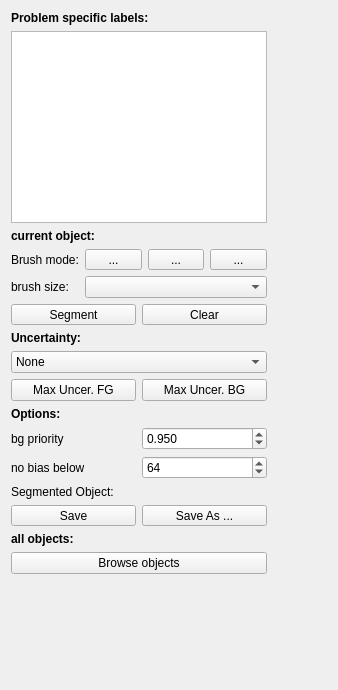
ilastik/ilastik, file ilastik/workflows/carving/carvingDrawer.ui: the form before one commit.
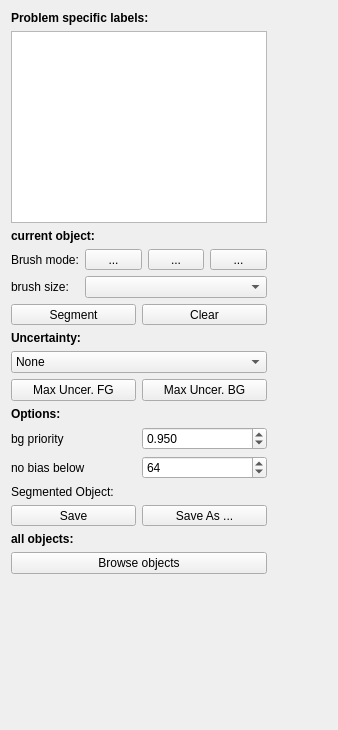
The form after the commit. Icons and pictures are not drawn. Custom widgets are drawn as their Qt base class.

Commit message: Layout: Added vertical spacers to applet drawer layouts so the widgets in each drawer stay grouped together without extra space.

```diff
--- a/ilastik/workflows/carving/carvingDrawer.ui
+++ b/ilastik/workflows/carving/carvingDrawer.ui
@@ -7,7 +7,7 @@
     <x>0</x>
     <y>0</y>
     <width>338</width>
-    <height>690</height>
+    <height>730</height>
    </rect>
   </property>
   <property name="sizePolicy">
@@ -394,6 +394,19 @@
      </item>
     </layout>
    </item>
+   <item>
+    <spacer name="verticalSpacer_2">
+     <property name="orientation">
+      <enum>Qt::Vertical</enum>
+     </property>
+     <property name="sizeHint" stdset="0">
+      <size>
+       <width>20</width>
+       <height>40</height>
+      </size>
+     </property>
+    </spacer>
+   </item>
    <item>
     <spacer name="verticalSpacer">
      <property name="orientation">
```
The commit also changes 6 other files.
